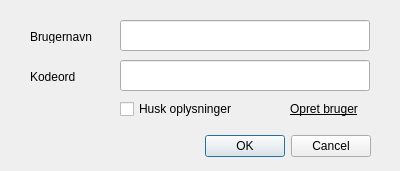
This is KortForsyningen/kf_settings.ui in SDFIdk/Qgis_plugin_Kortforsyningen as Qt 5 draws it before an edit. The edited form follows.
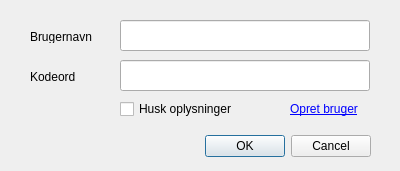
This is the edited form.

Commit message: Settings UI link, still not working on OS X

Patch:
```diff
--- a/KortForsyningen/kf_settings.ui
+++ b/KortForsyningen/kf_settings.ui
@@ -98,7 +98,7 @@
     </rect>
    </property>
    <property name="text">
-    <string>&lt;html&gt;&lt;head/&gt;&lt;body&gt;&lt;p&gt;&lt;a href=&quot;http://download.kortforsyningen.dk//content/opret-mig-som-bruger&quot;&gt;&lt;span style=&quot; color:#000000;&quot;&gt;Opret bruger&lt;/span&gt;&lt;/a&gt;&lt;/p&gt;&lt;/body&gt;&lt;/html&gt;</string>
+    <string>&lt;a href=&quot;http://download.kortforsyningen.dk//content/opret-mig-som-bruger&quot;&gt;Opret bruger&lt;/a&gt;</string>
    </property>
   </widget>
  </widget>
```
